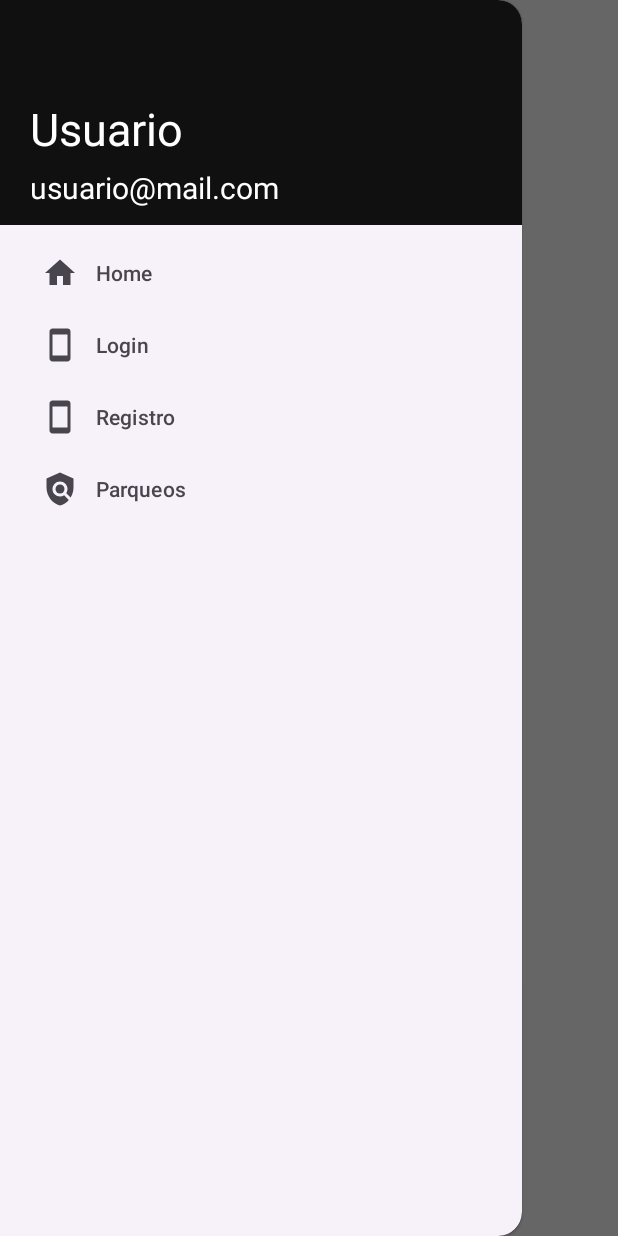
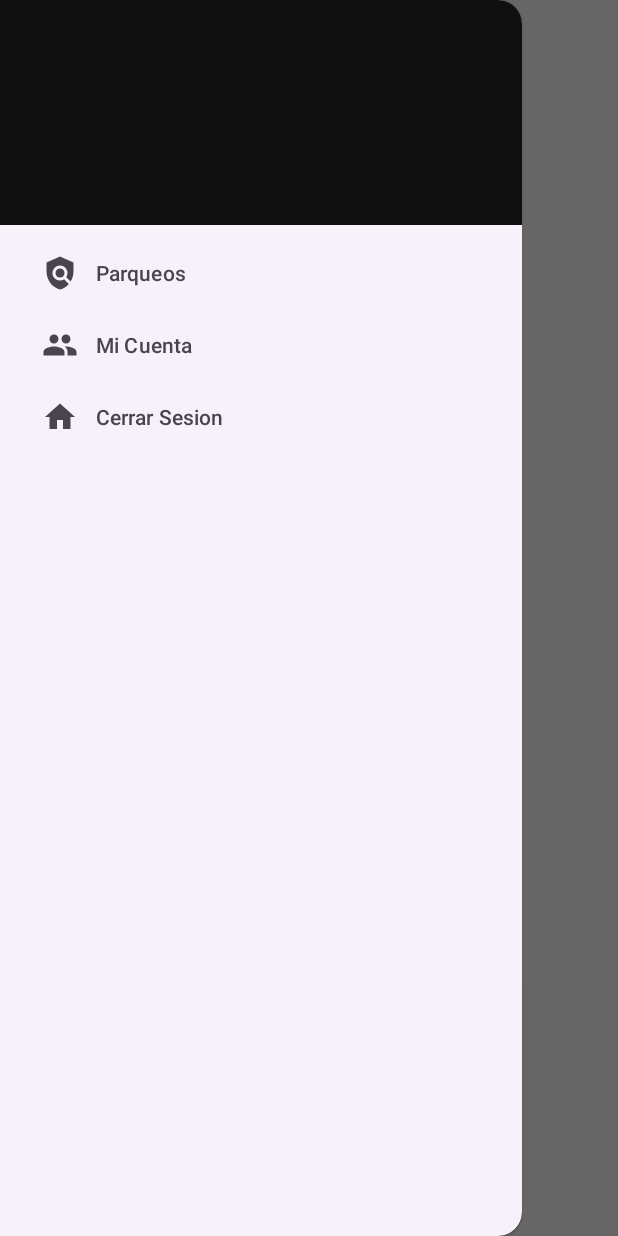
Before and after one commit to HernanMVarela/TP_3_GRUPO_4, an Android app: the HomeActivity screen opened directly, with no data from a screen before it, with the side drawer open, on a phone screen of 412 x 824 dp. Run offline under Robolectric (Android 15) with nearby library versions, the phone set to English and light mode, and no system bars.

Commit message:
informacion de usuario logueado y cierre de sesion

```diff
--- a/app/src/main/AndroidManifest.xml
+++ b/app/src/main/AndroidManifest.xml
@@ -12,6 +12,12 @@
         android:supportsRtl="true"
         android:theme="@style/Theme.TP_3_GRUPO_4"
         tools:targetApi="31">
+        <activity
+            android:name=".ParqueosActivity"
+            android:exported="false" />
+        <activity
+            android:name=".UserActivity"
+            android:exported="false" />
         <activity
             android:name=".HomeActivity"
             android:exported="true" />
--- a/app/src/main/java/frgp/utn/edu/ar/controllers/HomeActivity.java
+++ b/app/src/main/java/frgp/utn/edu/ar/controllers/HomeActivity.java
@@ -1,8 +1,11 @@
 package frgp.utn.edu.ar.controllers;
 
+import android.annotation.SuppressLint;
 import android.content.Intent;
 import android.os.Bundle;
 import android.view.MenuItem;
+import android.view.View;
+import android.widget.TextView;
 
 import androidx.annotation.NonNull;
 import androidx.appcompat.app.ActionBarDrawerToggle;
@@ -18,36 +21,48 @@ public class HomeActivity extends AppCompatActivity {
     ActionBarDrawerToggle actionBarDrawerToggle;
     NavigationView navigationView;
 
+    TextView tvUserName, tvEmail;
+
     @Override
     protected void onCreate(Bundle savedInstanceState) {
         super.onCreate(savedInstanceState);
         setContentView(R.layout.activity_home);
         setUpToolbar();
 
+        String userName = getIntent().getStringExtra("userName");
+        String email = getIntent().getStringExtra("email");
+
         navigationView = (NavigationView) findViewById(R.id.navigation_menu);
+        View headerView = navigationView.getHeaderView(0);
+        tvUserName = (TextView) headerView.findViewById(R.id.textUser);
+        tvEmail = (TextView) headerView.findViewById(R.id.textMail);
+        tvUserName.setText(userName);
+        tvEmail.setText(email);
         navigationView.setNavigationItemSelectedListener(new NavigationView.OnNavigationItemSelectedListener() {
+
             @Override
             public boolean onNavigationItemSelected(@NonNull MenuItem menuItem) {
                 int id = menuItem.getItemId();
 
-                if(id==R.id.nav_home){
-                    Intent intent = new Intent(HomeActivity.this, HomeActivity.class);
+                if(id==R.id.nav_Parqueos){
+                    Intent intent = new Intent(HomeActivity.this, ParqueosActivity.class);
                     startActivity(intent);
                 }
-                if(id==R.id.nav_registro){
-                    Intent intent2 = new Intent(HomeActivity.this , RegistroActivity.class);
-                    startActivity(intent2);
+                if(id==R.id.nav_user){
+                    Intent intent = new Intent(HomeActivity.this, UserActivity.class);
+                    startActivity(intent);
                 }
-                if(id==R.id.nav_login){
-                    Intent intent3 = new Intent(HomeActivity.this , MainActivity.class);
-                    startActivity(intent3);
-                }
-                if(id==R.id.nav_Parqueos){
-                    /// AGREGAR NAVEGACION A PARQUEO
+                if(id==R.id.nav_logout){
+                    CerrarSesion();
                 }
                return false;
             }
         });
+    }
+
+    public void CerrarSesion(){
+        Intent intent = new Intent(HomeActivity.this, MainActivity.class);
+        startActivity(intent);
     }
 
     public void setUpToolbar() {
--- a/app/src/main/java/frgp/utn/edu/ar/controllers/MainActivity.java
+++ b/app/src/main/java/frgp/utn/edu/ar/controllers/MainActivity.java
@@ -36,12 +36,15 @@ public class MainActivity extends AppCompatActivity {
             return false;
         }
 
-        if(DaoUs.existeUsuario(this, et1, et2) == null){
+        Usuario user = DaoUs.existeUsuario(this, et1, et2);
+        if(user == null){
             Toast.makeText(this, "Usuario o Contraseña incorrectos", Toast.LENGTH_LONG).show();
             return false;
         }
         else{
             Intent home = new Intent(this, HomeActivity.class);
+            home.putExtra("userName", user.getUsername());
+            home.putExtra("email", user.getCorreo());
             startActivity(home);
             return true;
         }
--- a/app/src/main/res/menu/drawer_menu.xml
+++ b/app/src/main/res/menu/drawer_menu.xml
@@ -2,22 +2,18 @@
 <menu xmlns:android="http://schemas.android.com/apk/res/android">
     <group android:checkableBehavior="single"
         android:id="@+id/group1">
-        <item android:id="@+id/nav_home"
-            android:icon="@drawable/ic_baseline_home_24"
-            android:title="@string/home">
-        </item>
-        <item android:id="@+id/nav_login"
-            android:icon="@drawable/ic_baseline_smartphone_24"
-            android:title="@string/login">
-        </item>
-        <item android:id="@+id/nav_registro"
-            android:icon="@drawable/ic_baseline_smartphone_24"
-            android:title="@string/registro">
-        </item>
         <item android:id="@+id/nav_Parqueos"
             android:icon="@drawable/ic_baseline_policy_24"
             android:title="@string/parqueos">
         </item>
+        <item android:id="@+id/nav_user"
+            android:icon="@drawable/ic_baseline_people_24"
+            android:title="@string/mi_cuenta">
+        </item>
+        <item android:id="@+id/nav_logout"
+            android:icon="@drawable/ic_baseline_home_24"
+            android:title="@string/logout">
+        </item>
         </group>
 
 </menu>
--- a/app/src/main/res/values/strings.xml
+++ b/app/src/main/res/values/strings.xml
@@ -15,5 +15,7 @@
     <string name="parqueos">Parqueos</string>
     <string name="parking_control">Parking Control</string>
     <string name="usuario">Usuario</string>
+    <string name="mi_cuenta">Mi Cuenta</string>
     <string name="usuario_mail_com">usuario@mail.com</string>
+    <string name="logout">Cerrar Sesion</string>
 </resources>
```
Also changed, not shown: app/src/main/java/frgp/utn/edu/ar/controllers/ParqueosActivity.java (added, +14 -0 lines), app/src/main/java/frgp/utn/edu/ar/controllers/UserActivity.java (added, +14 -0 lines), app/src/main/res/layout/activity_parqueos.xml (added, +9 -0 lines), app/src/main/res/layout/activity_user.xml (added, +9 -0 lines).
